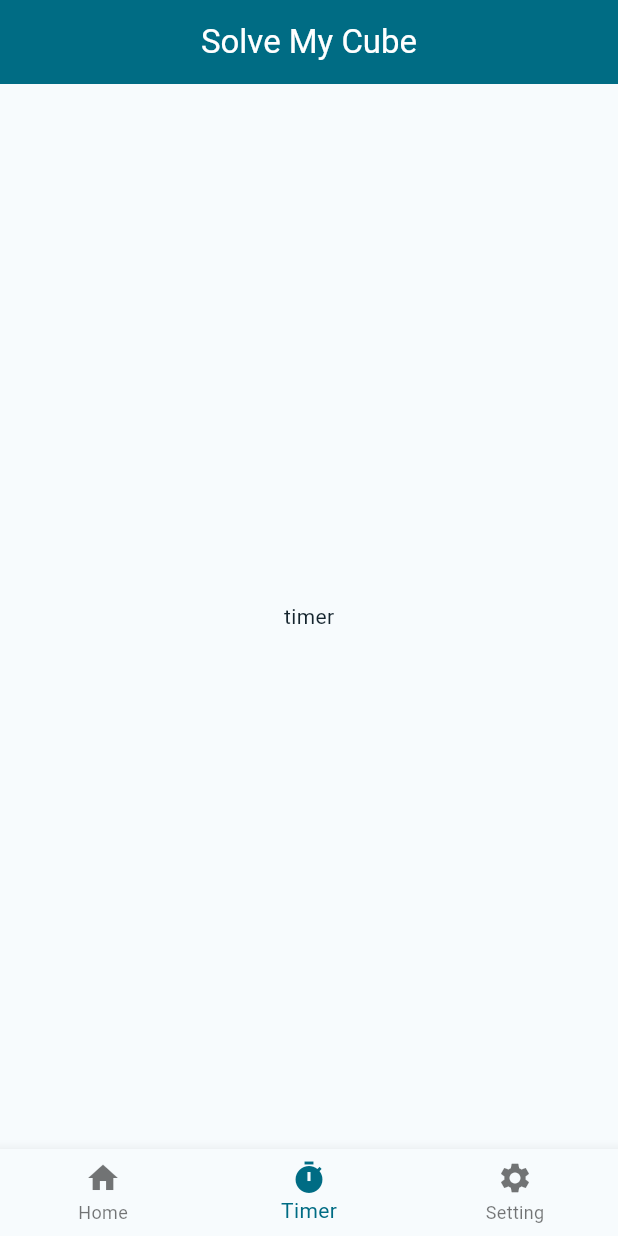
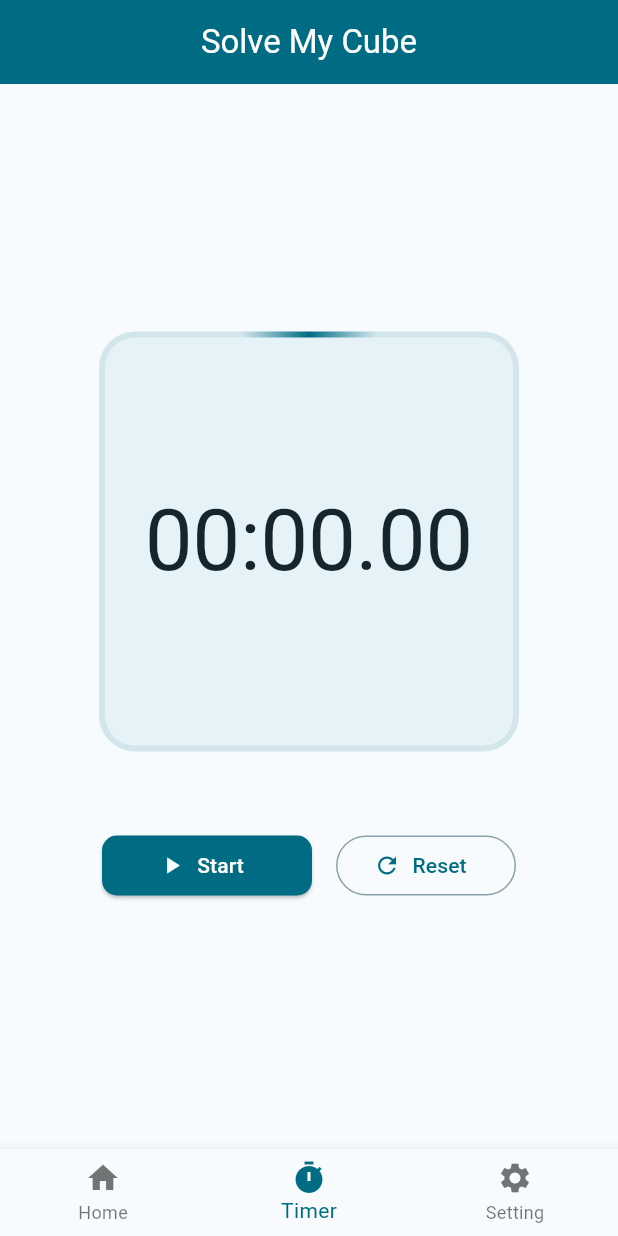
Before and after one commit to Jakov-Markic/SolveMyCube, a Flutter app: the screen it shows after launch, item 2 of the bottom bar chosen, on a phone screen of 412 x 824 dp. Run offline on Flutter 3.47's test engine with Material 3 defaults, Android fonts, the light colour scheme and no system bars; our stand-ins replace camera, permission_handler, shared_preferences.

Commit message:
Simple timer page

```diff
--- a/lib/pages/page_timer.dart
+++ b/lib/pages/page_timer.dart
@@ -1,17 +1,152 @@
+import 'dart:async';
+import 'dart:math' as math;
+import 'dart:ui';
 import 'package:flutter/material.dart';
 
-
-class PageTimer extends StatelessWidget {
+class PageTimer extends StatefulWidget {
   const PageTimer({super.key});
 
   @override
+  State<PageTimer> createState() => _PageTimerState();
+}
+
+class _PageTimerState extends State<PageTimer> with SingleTickerProviderStateMixin {
+  late final Timer _timer;
+  late final AnimationController _borderController;
+
+  Duration _elapsed = Duration.zero;
+  bool _isRunning = false;
+
+  @override
+  void initState() {
+    super.initState();
+
+    _borderController = AnimationController(
+      vsync: this,
+      duration: const Duration(minutes: 1),
+    );
+
+    _timer = Timer.periodic(const Duration(milliseconds: 16), (_) {
+      if (_isRunning) {
+        setState(() {
+          _elapsed += const Duration(milliseconds: 16);
+        });
+      }
+    });
+  }
+
+  @override
+  void dispose() {
+    _timer.cancel();
+    _borderController.dispose();
+    super.dispose();
+  }
+
+  void _toggleTimer() {
+    setState(() {
+      _isRunning = !_isRunning;
+      if (_isRunning) {
+        _borderController.repeat(); // Starts or resumes rotation
+      } else {
+        _borderController.stop(); // Pauses rotation
+      }
+    });
+  }
+
+  void _resetTimer() {
+    setState(() {
+      _isRunning = false;
+      _elapsed = Duration.zero;
+      _borderController.reset(); // Resets animation back to 12 o'clock
+    });
+  }
+
+  String _formatDuration(Duration duration) {
+    final minutes = duration.inMinutes.remainder(60).toString().padLeft(2, '0');
+    final seconds = duration.inSeconds.remainder(60).toString().padLeft(2, '0');
+    final milliseconds = (duration.inMilliseconds.remainder(1000) / 10).floor().toString().padLeft(2, '0');
+    return '$minutes:$seconds.$milliseconds';
+  }
+
+  @override
   Widget build(BuildContext context) {
+    final theme = Theme.of(context);
+    final colorScheme = theme.colorScheme;
+
     return Scaffold(
-        body: Center(
-          child: Text("timer"),
+      body: Center(
+        child: Padding(
+          padding: const EdgeInsets.all(24),
+          child: Column(
+            mainAxisAlignment: MainAxisAlignment.center,
+            children: [
+              AnimatedBuilder(
+                animation: _borderController,
+                builder: (context, child) {
+                  return Container(
+                    width: 280,
+                    height: 280,
+                    padding: const EdgeInsets.all(4),
+                    decoration: BoxDecoration(
+                      borderRadius: BorderRadius.circular(24),
+                      gradient: SweepGradient(
+                        colors: [
+                          colorScheme.primary,
+                          colorScheme.primary.withOpacity(0.15),
+                          colorScheme.primary.withOpacity(0.15),
+                          colorScheme.primary,
+                        ],
+                        stops: const [0.0, 0.05, 0.95, 1.0],
+                        // Subtracts pi/2 to offset starting angle to 12 o'clock (top)
+                        transform: GradientRotation(
+                          (_borderController.value * 2 * math.pi) - (math.pi / 2),
+                        ),
+                      ),
+                    ),
+                    child: Container(
+                      alignment: Alignment.center,
+                      decoration: BoxDecoration(
+                        color: colorScheme.surfaceContainerHighest,
+                        borderRadius: BorderRadius.circular(20),
+                      ),
+                      child: Text(
+                        _formatDuration(_elapsed),
+                        style: theme.textTheme.displayLarge?.copyWith(
+                          fontFeatures: const [FontFeature.tabularFigures()],
+                          color: colorScheme.onSurface,
+                        ),
+                      ),
+                    ),
+                  );
+                },
+              ),
+              const SizedBox(height: 52),
+              Row(
+                mainAxisAlignment: MainAxisAlignment.center,
+                children: [
+                  SizedBox(
+                    width: 140,
+                    child: ElevatedButton.icon(
+                      onPressed: _toggleTimer,
+                      icon: Icon(_isRunning ? Icons.pause : Icons.play_arrow),
+                      label: Text(_isRunning ? 'Stop' : 'Start'),
+                    ),
+                  ),
+                  const SizedBox(width: 16),
+                  SizedBox(
+                    width: 120,
+                    child: OutlinedButton.icon(
+                      onPressed: _resetTimer,
+                      icon: const Icon(Icons.refresh),
+                      label: const Text('Reset'),
+                    ),
+                  ),
+                ],
+              ),
+            ],
+          ),
         ),
-
-
-      );
+      ),
+    );
   }
 }
```
